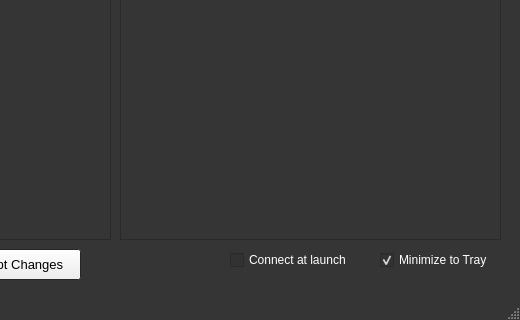
This is Qt/AidaToSerial/mainwindow.ui in Leizar06001/ESP32_PC_Monitor as Qt 5 draws it before an edit; both pictures show x 280 to 800 and y 281 to 601 of the 800 by 601 pixel window. The edited form follows.
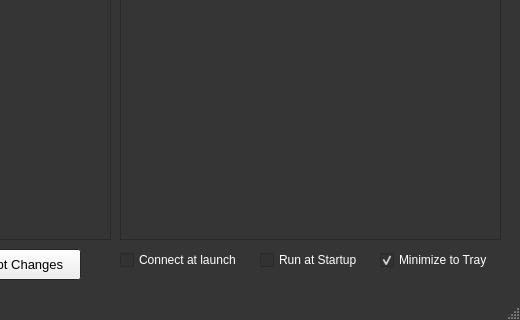
This is the edited form.

Commit message: added tooltips & auto start at boot

The edit to the form file:
```diff
--- a/Qt/AidaToSerial/mainwindow.ui
+++ b/Qt/AidaToSerial/mainwindow.ui
@@ -1181,7 +1181,7 @@
     </property>
     <property name="geometry">
      <rect>
-      <x>510</x>
+      <x>400</x>
       <y>530</y>
       <width>121</width>
       <height>22</height>
@@ -1194,6 +1194,28 @@
      <bool>false</bool>
     </property>
    </widget>
+   <widget class="QCheckBox" name="boxStartup">
+    <property name="enabled">
+     <bool>true</bool>
+    </property>
+    <property name="geometry">
+     <rect>
+      <x>540</x>
+      <y>530</y>
+      <width>101</width>
+      <height>22</height>
+     </rect>
+    </property>
+    <property name="toolTip">
+     <string>Run when Windows starts</string>
+    </property>
+    <property name="text">
+     <string>Run at Startup</string>
+    </property>
+    <property name="checked">
+     <bool>false</bool>
+    </property>
+   </widget>
   </widget>
   <widget class="QMenuBar" name="menubar">
    <property name="geometry">
```
Left out of the diff: 18 changed lines with no effect on the pictures. The commit also changes 2 other files.
